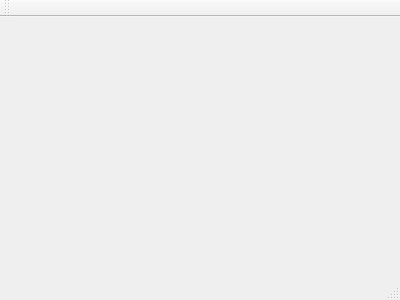
Before: the Qt Designer form soft336/mainwindow.ui in samulacrum/qt-audio-networking, drawn with Qt 5.
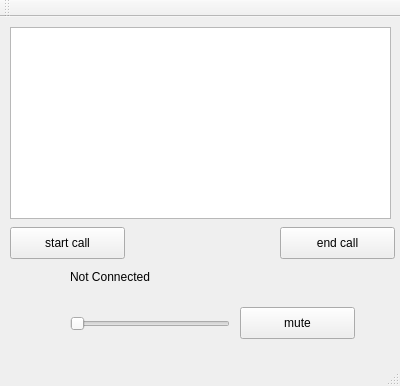
After: the same form once the commit is applied.

Diff of the .ui file:
```diff
--- a/soft336/mainwindow.ui
+++ b/soft336/mainwindow.ui
@@ -1,24 +1,115 @@
 <ui version="4.0">
  <class>MainWindow</class>
- <widget class="QMainWindow" name="MainWindow" >
-  <property name="geometry" >
+ <widget class="QMainWindow" name="MainWindow">
+  <property name="geometry">
    <rect>
     <x>0</x>
     <y>0</y>
     <width>400</width>
-    <height>300</height>
+    <height>386</height>
    </rect>
   </property>
   <property name="windowTitle" >
    <string>MainWindow</string>
   </property>
-  <widget class="QMenuBar" name="menuBar" />
-  <widget class="QToolBar" name="mainToolBar" />
-  <widget class="QWidget" name="centralWidget" />
-  <widget class="QStatusBar" name="statusBar" />
+  <widget class="QWidget" name="centralWidget">
+   <widget class="QListView" name="listView">
+    <property name="geometry">
+     <rect>
+      <x>10</x>
+      <y>10</y>
+      <width>381</width>
+      <height>192</height>
+     </rect>
+    </property>
+   </widget>
+   <widget class="QPushButton" name="startCallButton">
+    <property name="geometry">
+     <rect>
+      <x>10</x>
+      <y>210</y>
+      <width>115</width>
+      <height>32</height>
+     </rect>
+    </property>
+    <property name="text">
+     <string>start call</string>
+    </property>
+   </widget>
+   <widget class="QPushButton" name="endCallButton">
+    <property name="geometry">
+     <rect>
+      <x>280</x>
+      <y>210</y>
+      <width>115</width>
+      <height>32</height>
+     </rect>
+    </property>
+    <property name="text">
+     <string>end call</string>
+    </property>
+   </widget>
+   <widget class="QLabel" name="callInfo">
+    <property name="geometry">
+     <rect>
+      <x>70</x>
+      <y>250</y>
+      <width>251</width>
+      <height>20</height>
+     </rect>
+    </property>
+    <property name="text">
+     <string>Not Connected</string>
+    </property>
+   </widget>
+   <widget class="QPushButton" name="muteButton">
+    <property name="geometry">
+     <rect>
+      <x>240</x>
+      <y>290</y>
+      <width>115</width>
+      <height>32</height>
+     </rect>
+    </property>
+    <property name="text">
+     <string>mute</string>
+    </property>
+   </widget>
+   <widget class="QSlider" name="volumeControl">
+    <property name="geometry">
+     <rect>
+      <x>70</x>
+      <y>291</y>
+      <width>160</width>
+      <height>31</height>
+     </rect>
+    </property>
+    <property name="orientation">
+     <enum>Qt::Horizontal</enum>
+    </property>
+   </widget>
+  </widget>
+  <widget class="QMenuBar" name="menuBar">
+   <property name="geometry">
+    <rect>
+     <x>0</x>
+     <y>0</y>
+     <width>400</width>
+     <height>22</height>
+    </rect>
+   </property>
+  </widget>
+  <widget class="QToolBar" name="mainToolBar">
+   <attribute name="toolBarArea">
+    <enum>TopToolBarArea</enum>
+   </attribute>
+   <attribute name="toolBarBreak">
+    <bool>false</bool>
+   </attribute>
+  </widget>
+  <widget class="QStatusBar" name="statusBar"/>
  </widget>
- <layoutDefault spacing="6" margin="11" />
- <pixmapfunction></pixmapfunction>
+ <layoutdefault spacing="6" margin="11"/>
  <resources/>
  <connections/>
 </ui>
```
Left out of the diff: 3 changed lines with no effect on the pictures.
